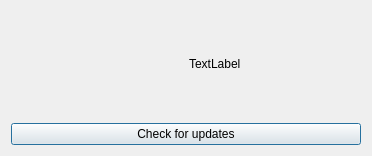
First picture: the form in Example/example.ui, repository kassol/QSimpleUpdater, before the edit.
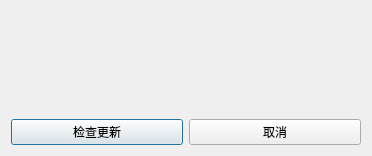
Second picture: the form after the edit. Icons and pictures are not drawn.

What changed in the file:
```diff
--- a/Example/example.ui
+++ b/Example/example.ui
@@ -29,18 +29,29 @@
      <item>
       <widget class="QLabel" name="label">
        <property name="text">
-        <string>TextLabel</string>
+        <string/>
        </property>
       </widget>
      </item>
     </layout>
    </item>
+   <item>
+    <layout class="QHBoxLayout" name="horizontalLayout_2">
    <item>
     <widget class="QPushButton" name="updatesButton">
      <property name="text">
-      <string>Check for updates</string>
-     </property>
-    </widget>
+        <string>检查更新</string>
+       </property>
+      </widget>
+     </item>
+     <item>
+      <widget class="QPushButton" name="cancelButton">
+       <property name="text">
+        <string>取消</string>
+       </property>
+      </widget>
+     </item>
+    </layout>
    </item>
   </layout>
  </widget>
```
Lines whose indentation alone changed are shown as unchanged.
